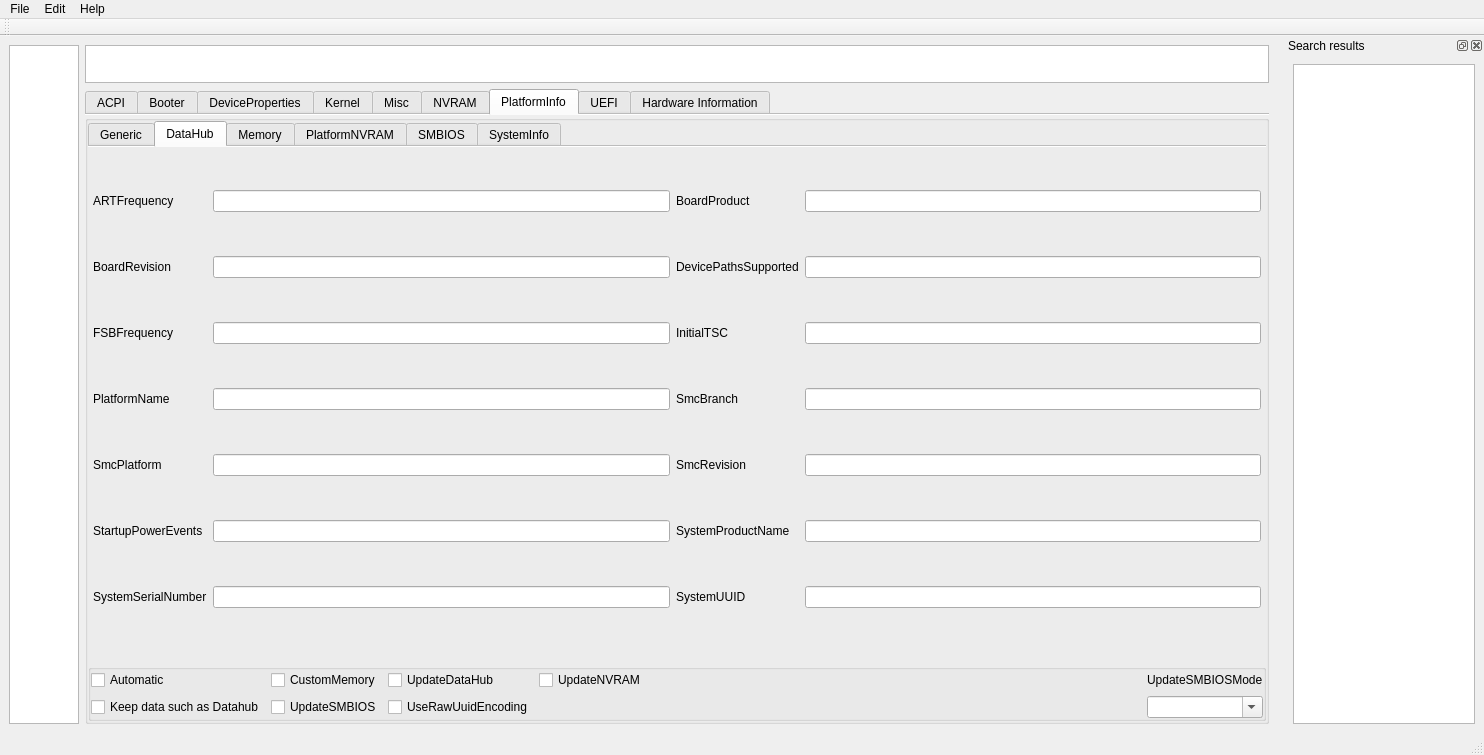
Before: the Qt Designer form mainwindow.ui in ic005k/OCAuxiliaryTools, drawn with Qt 5.
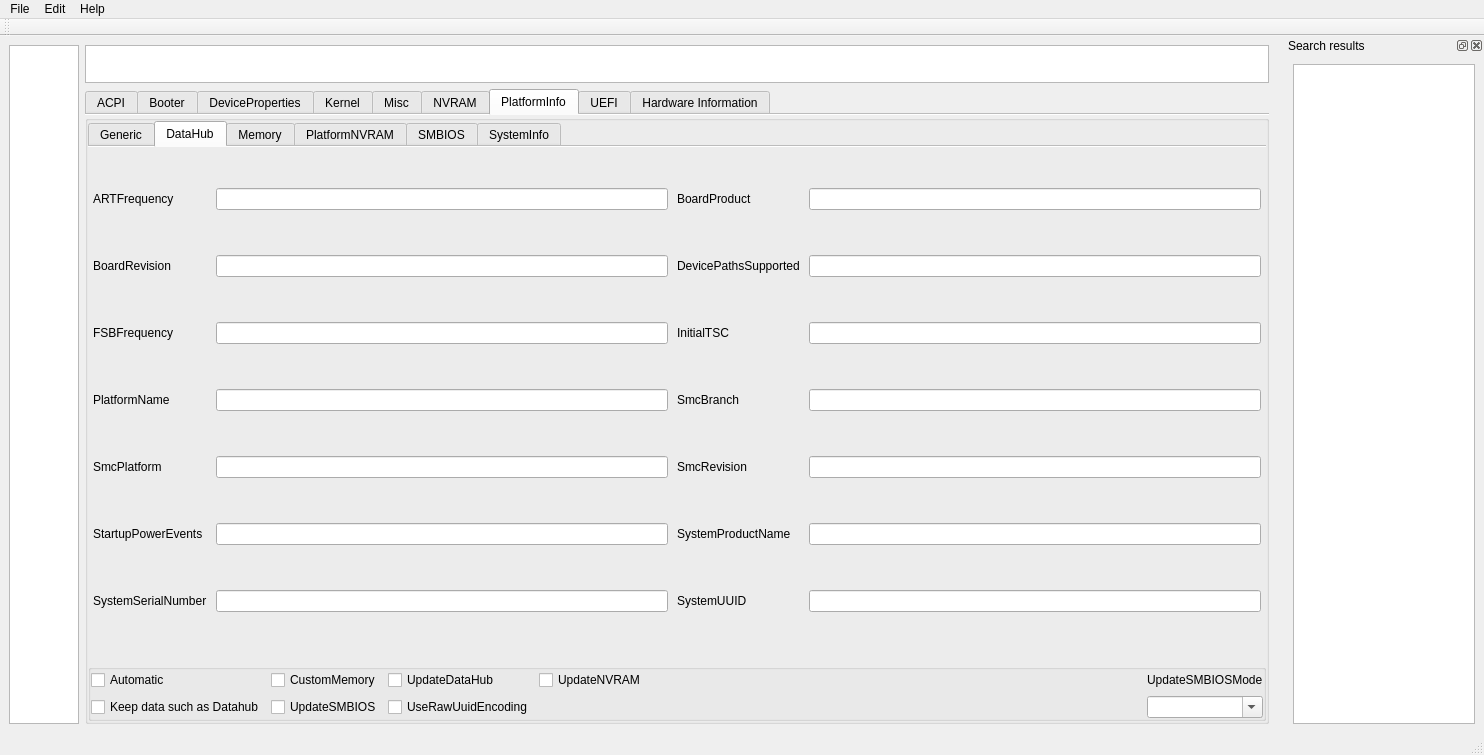
After: the same form once the commit is applied. The open tabs and pages were chosen to show the change. Icons and pictures are not drawn.

Diff of the .ui file:
```diff
--- a/mainwindow.ui
+++ b/mainwindow.ui
@@ -5943,7 +5943,7 @@
               </attribute>
               <layout class="QHBoxLayout" name="horizontalLayout_2">
                <property name="spacing">
-                <number>-1</number>
+                <number>9</number>
                </property>
                <property name="leftMargin">
                 <number>5</number>
```
Left out of the diff: 3 changed lines with no effect on the pictures.
